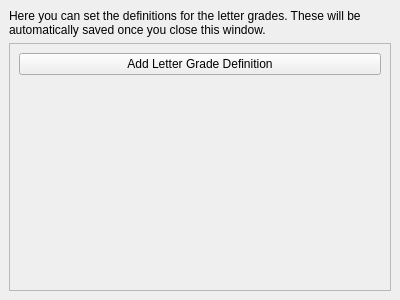
ZoomTen/theGrades, file app/options/qualtab.ui: the form before one commit.
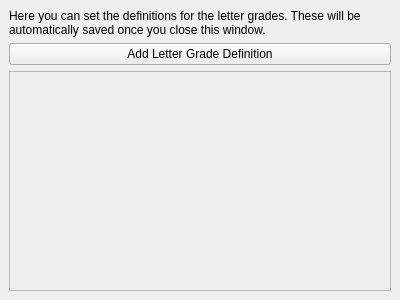
The form after the commit. Custom widgets are drawn as their Qt base class.

Commit message: implement qualitative grade saving and loading

```diff
--- a/app/options/qualtab.ui
+++ b/app/options/qualtab.ui
@@ -66,6 +66,13 @@
          </property>
         </widget>
        </item>
+       <item>
+        <widget class="QPushButton" name="addGradeButton">
+         <property name="text">
+          <string>Add Letter Grade Definition</string>
+         </property>
+        </widget>
+       </item>
        <item>
         <widget class="QScrollArea" name="scrollArea">
          <property name="widgetResizable">
@@ -77,19 +84,12 @@
             <x>0</x>
             <y>0</y>
             <width>380</width>
-            <height>222</height>
+            <height>190</height>
            </rect>
           </property>
           <layout class="QVBoxLayout" name="verticalLayout_3">
            <item>
-            <layout class="QVBoxLayout" name="gradesArea"/>
-           </item>
-           <item>
-            <widget class="QPushButton" name="pushButton">
-             <property name="text">
-              <string>Add Letter Grade Definition</string>
-             </property>
-            </widget>
+            <layout class="QVBoxLayout" name="qualGradesArea"/>
            </item>
            <item>
             <spacer name="verticalSpacer">
```
The commit also changes 11 other files.
